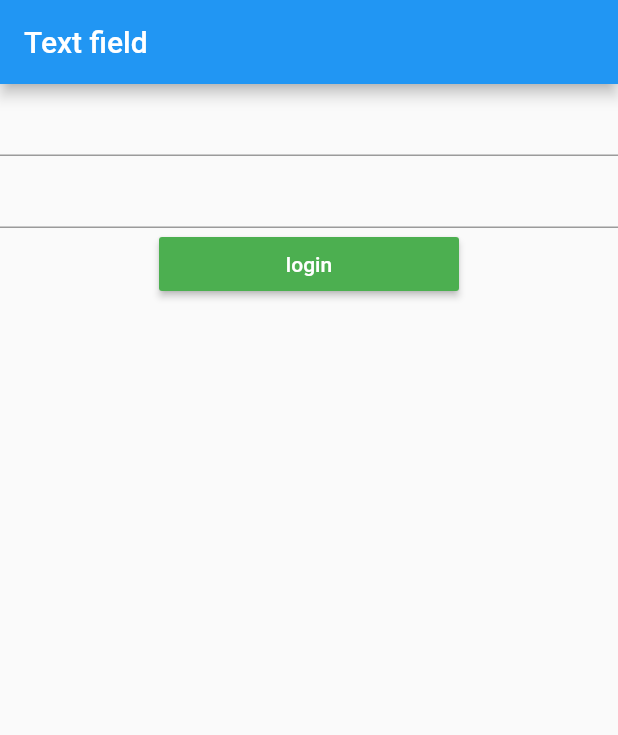
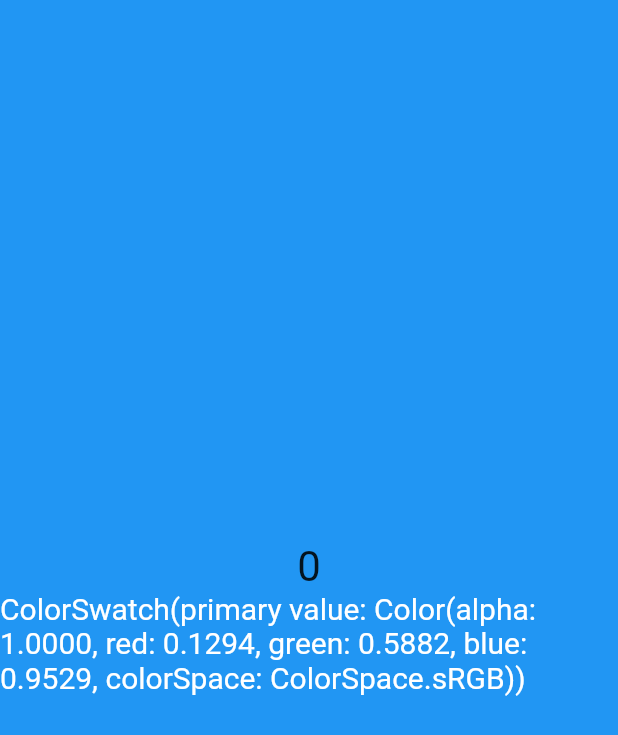
Before and after one commit to hmmisthisgood/flutter-classes, a Flutter app: the screen it shows after launch, on a phone screen of 412 x 824 dp. Shown: the top 735 px of the screen. Run offline on Flutter 3.47's test engine with Material 2 defaults, Android fonts, the phone set to English and light mode, and no system bars; our stand-ins replace dio.

Commit message:
added pageview code

```diff
--- a/lib/main.dart
+++ b/lib/main.dart
@@ -1,6 +1,8 @@
 import 'package:android_and_ios/list.dart';
 import 'package:android_and_ios/text_field_widgets.dart';
 import 'package:flutter/material.dart';
+
+import 'page_view_widget.dart';
 
 void main() {
   runApp(const MyApp());
@@ -16,7 +18,7 @@ class MyApp extends StatelessWidget {
         theme: ThemeData(
           primarySwatch: Colors.blue,
         ),
-        home: TextFieldScreen());
+        home: PageViewWidget());
   }
 }
 
--- /dev/null
+++ b/lib/page_view_widget.dart
@@ -0,0 +1,76 @@
+import 'package:flutter/material.dart';
+
+class PageViewWidget extends StatefulWidget {
+  const PageViewWidget({Key? key}) : super(key: key);
+
+  @override
+  _PageViewWidgetState createState() => _PageViewWidgetState();
+}
+
+class _PageViewWidgetState extends State<PageViewWidget> {
+  PageController pageController = PageController();
+
+  @override
+  void initState() {
+    super.initState();
+  }
+
+  List<Color> colors = [
+    Colors.blue,
+    Colors.green,
+    Colors.red,
+    Colors.pink,
+    Colors.white,
+    Colors.blueGrey,
+    Colors.amber,
+    Colors.yellow,
+  ];
+
+  @override
+  Widget build(BuildContext context) {
+    return Scaffold(
+      body: InkWell(
+        onTap: () {
+          pageController.animateToPage(3,
+              duration: Duration(milliseconds: 400), curve: Curves.ease);
+        },
+        child: PageView.builder(
+          controller: pageController,
+          scrollDirection: Axis.vertical,
+          //// never scrollable physics makes the list view un scrollable
+          // physics: NeverScrollableScrollPhysics(),
+          onPageChanged: (index) {
+            print(index.toString());
+          },
+          itemCount: colors.length,
+          itemBuilder: (context, index) {
+            return Container(
+              color: colors[index],
+              child: Column(
+                mainAxisAlignment: MainAxisAlignment.center,
+                children: [
+                  Text(
+                    index.toString(),
+                    style: TextStyle(fontSize: 28),
+                  ),
+                  Text(
+                    colors[index].toString(),
+                    style: TextStyle(fontSize: 20, color: Colors.white),
+                  )
+                ],
+              ),
+            );
+          },
+
+          // children: [
+          //   Container(color: Colors.green),
+          //   Container(color: Colors.red),
+          //   Container(color: Colors.pink),
+          //   Container(color: Colors.black),
+          //   Container(color: Colors.white),
+          // ],
+        ),
+      ),
+    );
+  }
+}
```
Also changed, not shown: lib/widgets/tab_view_widget.dart (added).
